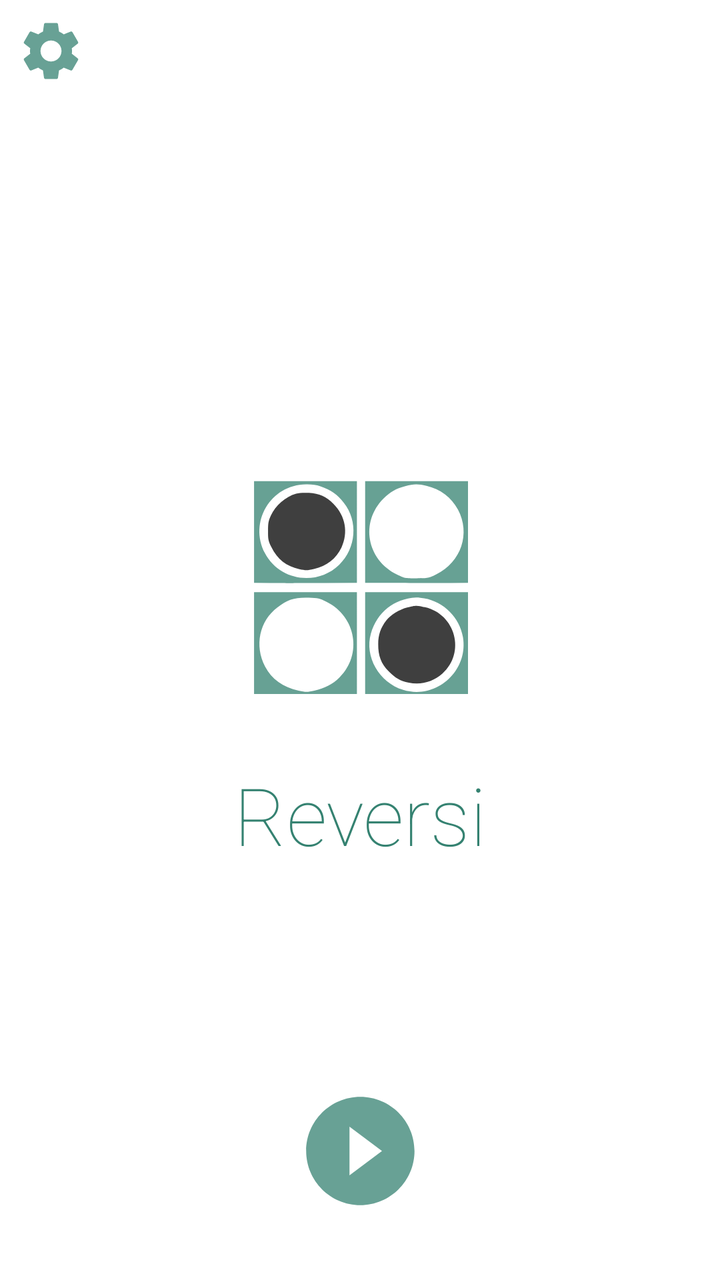
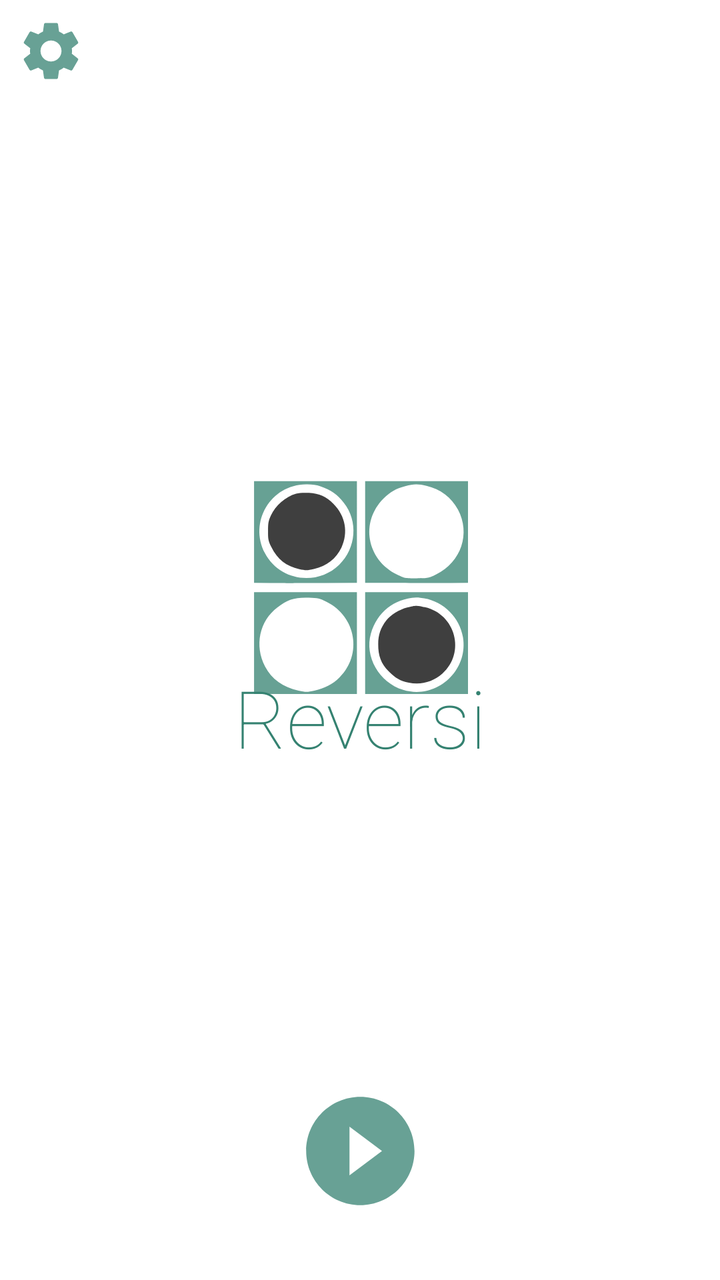

The first picture is an Android layout as it rendered before a commit; the second is the same layout after the commit. The layout source and the unified diff follow.
<!-- AndroidManifest.xml: application theme AppTheme -->
<!-- res/layout/activity_main.xml -->
<?xml version="1.0" encoding="utf-8"?>
<androidx.constraintlayout.widget.ConstraintLayout
        xmlns:android="http://schemas.android.com/apk/res/android"
        xmlns:tools="http://schemas.android.com/tools"
        xmlns:app="http://schemas.android.com/apk/res-auto"
        android:layout_width="match_parent"
        android:layout_height="match_parent"
        tools:context=".MainActivity"
        android:background="@color/white">

    <ImageView android:layout_width="wrap_content"
               android:layout_height="0dp"
               android:src="@drawable/ic_splash"
               app:layout_constraintEnd_toEndOf="parent"
               android:layout_marginEnd="10dp"
               app:layout_constraintStart_toStartOf="parent"
               android:layout_marginStart="10dp"
               android:layout_margin="10dp"
               android:id="@+id/logo"
               android:contentDescription="@string/logo"
               app:layout_constraintBottom_toTopOf="@+id/playButton"
               app:layout_constraintTop_toBottomOf="@+id/settingsButton"/>
    <TextView
            android:text="@string/app_name"
            android:layout_width="0dp"
            android:layout_height="wrap_content" android:id="@+id/appName"
            app:layout_constraintEnd_toEndOf="parent"
            app:layout_constraintStart_toStartOf="parent" android:textSize="40sp" android:textAlignment="center"
            app:layout_constraintHorizontal_bias="0.0" android:fontFamily="sans-serif-thin"
            android:textColor="@color/colorPrimary"
            app:layout_constraintVertical_bias="0.75"
            app:layout_constraintTop_toTopOf="@+id/logo" app:layout_constraintBottom_toTopOf="@+id/playButton"/>
    <Button
            android:layout_width="35dp"
            android:layout_height="35dp" android:id="@+id/settingsButton"
            android:background="@drawable/ic_baseline_settings_24"
            app:layout_constraintTop_toTopOf="parent" app:layout_constraintStart_toStartOf="parent"
            app:layout_constraintEnd_toEndOf="parent" app:layout_constraintHorizontal_bias="0.0"
            android:layout_marginTop="8dp" android:layout_marginStart="8dp"/>
    <Button
            android:layout_width="65dp"
            android:layout_height="65dp" android:id="@+id/playButton"
            android:background="@drawable/ic_baseline_play_circle_filled_24"
            app:layout_constraintBottom_toBottomOf="parent" app:layout_constraintEnd_toEndOf="parent"
            app:layout_constraintStart_toStartOf="parent" android:layout_marginBottom="32dp"
    />

</androidx.constraintlayout.widget.ConstraintLayout>
<!-- resources referenced by this layout -->
<resources>
  <color name="colorPrimary">#358271</color>
  <color name="white">#ffffff</color>
  <!-- drawable ic_baseline_play_circle_filled_24 (drawable) -->
  <vector android:height="24dp" android:tint="@color/colorPrimary" android:alpha="0.75"
      android:viewportHeight="24" android:viewportWidth="24"
      android:width="24dp" xmlns:android="http://schemas.android.com/apk/res/android">
      <path android:fillColor="@android:color/white" android:pathData="M12,2C6.48,2 2,6.48 2,12s4.48,10 10,10 10,-4.48 10,-10S17.52,2 12,2zM10,16.5v-9l6,4.5 -6,4.5z"/>
  </vector>
  <!-- drawable ic_baseline_settings_24 (drawable) -->
  <vector android:alpha="0.75" android:height="24dp" android:tint="#358271"
          android:viewportHeight="24" android:viewportWidth="24"
          android:width="24dp" xmlns:android="http://schemas.android.com/apk/res/android">
      <path android:fillColor="@android:color/white" android:pathData="M19.14,12.94c0.04,-0.3 0.06,-0.61 0.06,-0.94c0,-0.32 -0.02,-0.64 -0.07,-0.94l2.03,-1.58c0.18,-0.14 0.23,-0.41 0.12,-0.61l-1.92,-3.32c-0.12,-0.22 -0.37,-0.29 -0.59,-0.22l-2.39,0.96c-0.5,-0.38 -1.03,-0.7 -1.62,-0.94L14.4,2.81c-0.04,-0.24 -0.24,-0.41 -0.48,-0.41h-3.84c-0.24,0 -0.43,0.17 -0.47,0.41L9.25,5.35C8.66,5.59 8.12,5.92 7.63,6.29L5.24,5.33c-0.22,-0.08 -0.47,0 -0.59,0.22L2.74,8.87C2.62,9.08 2.66,9.34 2.86,9.48l2.03,1.58C4.84,11.36 4.8,11.69 4.8,12s0.02,0.64 0.07,0.94l-2.03,1.58c-0.18,0.14 -0.23,0.41 -0.12,0.61l1.92,3.32c0.12,0.22 0.37,0.29 0.59,0.22l2.39,-0.96c0.5,0.38 1.03,0.7 1.62,0.94l0.36,2.54c0.05,0.24 0.24,0.41 0.48,0.41h3.84c0.24,0 0.44,-0.17 0.47,-0.41l0.36,-2.54c0.59,-0.24 1.13,-0.56 1.62,-0.94l2.39,0.96c0.22,0.08 0.47,0 0.59,-0.22l1.92,-3.32c0.12,-0.22 0.07,-0.47 -0.12,-0.61L19.14,12.94zM12,15.6c-1.98,0 -3.6,-1.62 -3.6,-3.6s1.62,-3.6 3.6,-3.6s3.6,1.62 3.6,3.6S13.98,15.6 12,15.6z"/>
  </vector>
  <!-- drawable ic_splash: vector/xml drawable (drawable, 2653 chars, omitted) -->
  <string name="app_name">Reversi</string>
  <string name="logo">Logo</string>
  <style name="AppTheme" parent="Theme.AppCompat.Light.NoActionBar">
          
          <item name="colorPrimary">@color/colorPrimary</item>
          <item name="colorPrimaryDark">@color/colorPrimaryDark</item>
          <item name="colorAccent">@color/colorAccent</item>
      </style>
  <color name="colorPrimaryDark">#358271</color>
  <color name="colorAccent">#358271</color>
</resources>

<!-- the commit's change to res/layout/activity_main.xml (unified diff, before → after) -->
@@ -9,7 +9,7 @@
         android:background="@color/white">
 
     <ImageView android:layout_width="wrap_content"
-               android:layout_height="0dp"
+               android:layout_height="wrap_content"
                android:src="@drawable/ic_splash"
                app:layout_constraintEnd_toEndOf="parent"
                android:layout_marginEnd="10dp"
@@ -28,7 +28,7 @@
             app:layout_constraintStart_toStartOf="parent" android:textSize="40sp" android:textAlignment="center"
             app:layout_constraintHorizontal_bias="0.0" android:fontFamily="sans-serif-thin"
             android:textColor="@color/colorPrimary"
-            app:layout_constraintVertical_bias="0.75"
+            app:layout_constraintVertical_bias="0.626"
             app:layout_constraintTop_toTopOf="@+id/logo" app:layout_constraintBottom_toTopOf="@+id/playButton"/>
     <Button
             android:layout_width="35dp"
